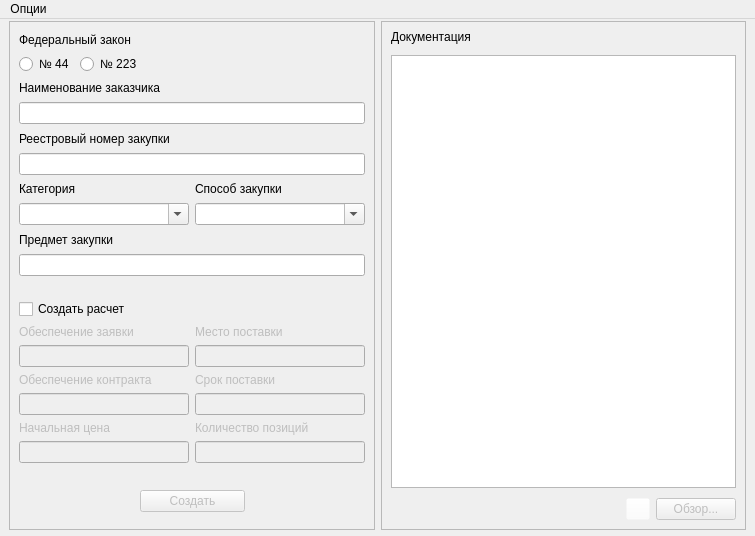
Before: the Qt Designer form interface/ui/main.ui in Korolev-Oleg/Tend-Manager, drawn with Qt 5.
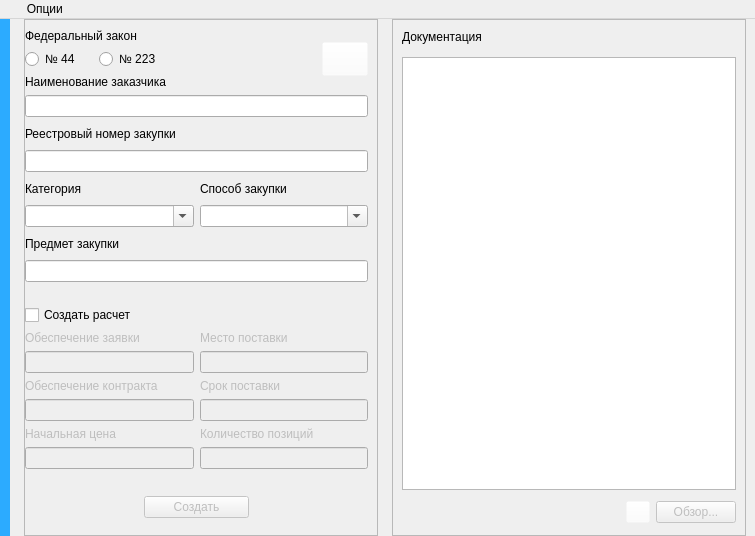
After: the same form once the commit is applied. Icons and pictures are not drawn.

```diff
--- a/interface/ui/main.ui
+++ b/interface/ui/main.ui
@@ -22,6 +22,11 @@
     <height>536</height>
    </size>
   </property>
+  <property name="font">
+   <font>
+    <kerning>true</kerning>
+   </font>
+  </property>
   <property name="windowTitle">
    <string>Tend Менеджер</string>
   </property>
@@ -36,14 +41,52 @@
     </size>
    </property>
    <layout class="QVBoxLayout" name="verticalLayout_2">
+    <property name="leftMargin">
+     <number>0</number>
+    </property>
     <property name="topMargin">
-     <number>2</number>
+     <number>0</number>
     </property>
     <property name="bottomMargin">
-     <number>6</number>
+     <number>0</number>
     </property>
     <item>
      <layout class="QHBoxLayout" name="horizontalLayout_5">
+      <property name="spacing">
+       <number>14</number>
+      </property>
+      <property name="sizeConstraint">
+       <enum>QLayout::SetDefaultConstraint</enum>
+      </property>
+      <property name="leftMargin">
+       <number>0</number>
+      </property>
+      <item>
+       <widget class="Line" name="line">
+        <property name="minimumSize">
+         <size>
+          <width>10</width>
+          <height>500</height>
+         </size>
+        </property>
+        <property name="styleSheet">
+         <string notr="true">background-color: rgb(44, 171, 255);
+color: rgb(41, 134, 255);</string>
+        </property>
+        <property name="frameShadow">
+         <enum>QFrame::Raised</enum>
+        </property>
+        <property name="lineWidth">
+         <number>0</number>
+        </property>
+        <property name="midLineWidth">
+         <number>0</number>
+        </property>
+        <property name="orientation">
+         <enum>Qt::Vertical</enum>
+        </property>
+       </widget>
+      </item>
       <item>
        <widget class="QFrame" name="frame">
         <property name="styleSheet">
@@ -59,30 +102,19 @@
          <property name="spacing">
           <number>6</number>
          </property>
+         <property name="leftMargin">
+          <number>0</number>
+         </property>
          <item>
-          <widget class="QLabel" name="label_5">
-           <property name="text">
-            <string>Федеральный закон</string>
-           </property>
-          </widget>
-         </item>
-         <item>
-          <layout class="QHBoxLayout" name="horizontalLayout_3">
-           <item>
-            <widget class="QRadioButton" name="_radio44">
+          <layout class="QGridLayout" name="gridLayout">
+           <item row="0" column="0" colspan="3">
+            <widget class="QLabel" name="label_5">
              <property name="text">
-              <string>№ 44</string>
+              <string>Федеральный закон</string>
              </property>
             </widget>
            </item>
-           <item>
-            <widget class="QRadioButton" name="_radio223">
-             <property name="text">
-              <string>№ 223</string>
-             </property>
-            </widget>
-           </item>
-           <item>
+           <item row="1" column="3">
             <spacer name="horizontalSpacer">
              <property name="orientation">
               <enum>Qt::Horizontal</enum>
@@ -95,15 +127,63 @@
              </property>
             </spacer>
            </item>
+           <item row="2" column="0">
+            <widget class="QLabel" name="label">
+             <property name="text">
+              <string>Наименование заказчика</string>
+             </property>
+            </widget>
+           </item>
+           <item row="0" column="4" rowspan="3">
+            <widget class="QPushButton" name="btn_open_documents">
+             <property name="enabled">
+              <bool>true</bool>
+             </property>
+             <property name="minimumSize">
+              <size>
+               <width>46</width>
+               <height>34</height>
+              </size>
+             </property>
+             <property name="styleSheet">
+              <string notr="true">background-color: rgba(255, 255, 255, 0);</string>
+             </property>
+             <property name="text">
+              <string/>
+             </property>
+             <property name="icon">
+              <iconset>
+               <normaloff>../icons/arrow-right.ico</normaloff>
+               <disabledoff>../icons/display-none.ico</disabledoff>../icons/arrow-right.ico</iconset>
+             </property>
+             <property name="iconSize">
+              <size>
+               <width>35</width>
+               <height>35</height>
+              </size>
+             </property>
+            </widget>
+           </item>
+           <item row="1" column="0">
+            <layout class="QHBoxLayout" name="horizontalLayout_3">
+             <item>
+              <widget class="QRadioButton" name="_radio44">
+               <property name="text">
+                <string>№ 44</string>
+               </property>
+              </widget>
+             </item>
+             <item>
+              <widget class="QRadioButton" name="_radio223">
+               <property name="text">
+                <string>№ 223</string>
+               </property>
+              </widget>
+             </item>
+            </layout>
+           </item>
           </layout>
          </item>
-         <item>
-          <widget class="QLabel" name="label">
-           <property name="text">
-            <string>Наименование заказчика</string>
-           </property>
-          </widget>
-         </item>
          <item>
           <widget class="QLineEdit" name="_lineName">
            <property name="minimumSize">
@@ -507,7 +587,7 @@
      </font>
     </property>
     <property name="title">
-     <string>Опции</string>
+     <string>     Опции</string>
     </property>
     <widget class="QMenu" name="chose_lasts">
      <property name="title">
```
Left out of the diff: 19 changed lines with no effect on the pictures.
